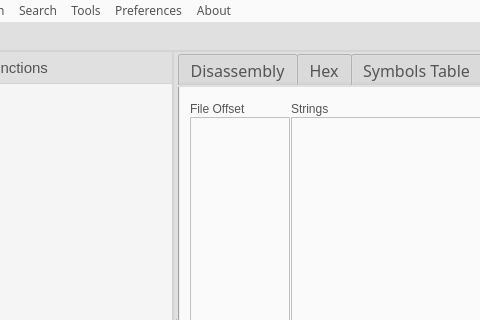
jubal-R/ObjGui, file src/mainwindow.ui: the form before one commit; both pictures show x 143 to 623 and y 0 to 320 of the 1198 by 624 pixel window.
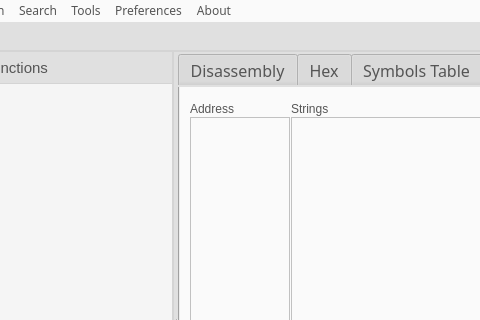
The form after the commit. The open tabs and pages were chosen to show the change. Icons and pictures are not drawn.

Commit message: added virtual memory addresses for strings in strings tab

```diff
--- a/src/mainwindow.ui
+++ b/src/mainwindow.ui
@@ -767,7 +767,7 @@
                <item row="0" column="0">
                 <widget class="QLabel" name="stringsOffsetLabel">
                  <property name="text">
-                  <string>File Offset</string>
+                  <string>Address</string>
                  </property>
                 </widget>
                </item>
```
Left out of the diff: 4 changed lines with no effect on the pictures. The commit also changes 6 other files.
